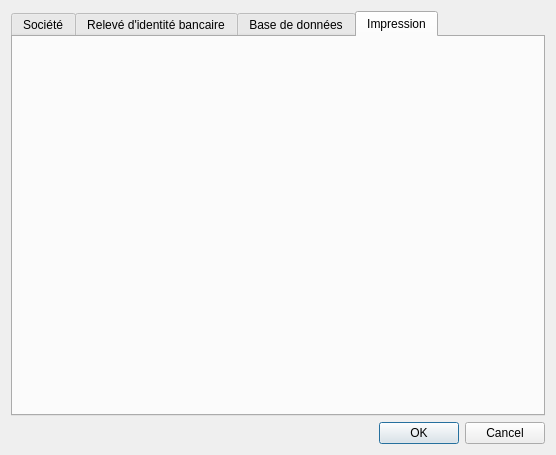
Above: src/dialogsettings.ui from cfdev/mcercle before the change. Below: the same form after it.
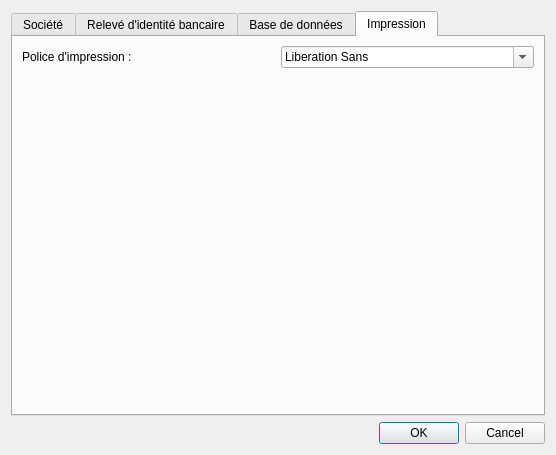
That is the form after the change. The open tabs and pages were chosen to show the change. Icons and pictures are not drawn.

Commit message: Ajout du choix des font/police pour l'impression

Patch:
```diff
--- a/src/dialogsettings.ui
+++ b/src/dialogsettings.ui
@@ -720,7 +720,41 @@
         </attribute>
         <layout class="QVBoxLayout" name="verticalLayout_9">
          <item>
-          <layout class="QVBoxLayout" name="verticalLayout_8"/>
+          <layout class="QVBoxLayout" name="verticalLayout_8">
+           <item>
+            <layout class="QGridLayout" name="gridLayout_5">
+             <property name="sizeConstraint">
+              <enum>QLayout::SetDefaultConstraint</enum>
+             </property>
+             <item row="0" column="1">
+              <widget class="QFontComboBox" name="comboBox_printFont"/>
+             </item>
+             <item row="0" column="0">
+              <widget class="QLabel" name="label_printFont">
+               <property name="text">
+                <string>Police d'impression :</string>
+               </property>
+               <property name="scaledContents">
+                <bool>false</bool>
+               </property>
+              </widget>
+             </item>
+            </layout>
+           </item>
+           <item>
+            <spacer name="verticalSpacer_3">
+             <property name="orientation">
+              <enum>Qt::Vertical</enum>
+             </property>
+             <property name="sizeHint" stdset="0">
+              <size>
+               <width>20</width>
+               <height>40</height>
+              </size>
+             </property>
+            </spacer>
+           </item>
+          </layout>
          </item>
         </layout>
        </widget>
```
Left out of the diff: 2 changed lines with no effect on the pictures. The commit also changes 5 other files.
